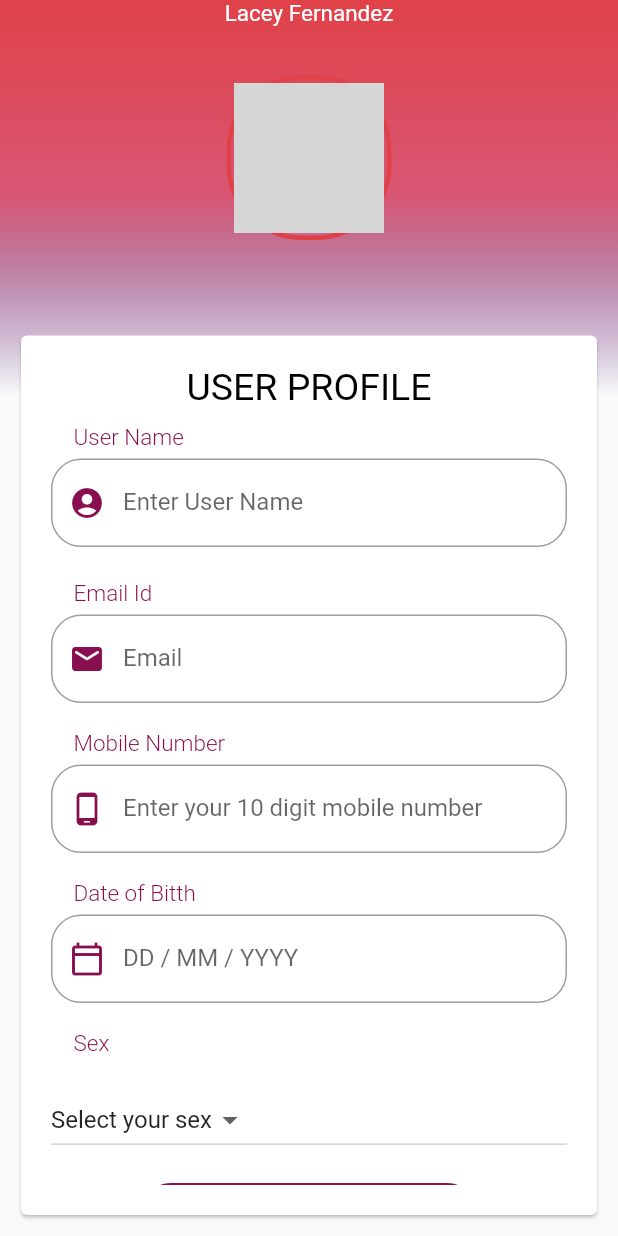
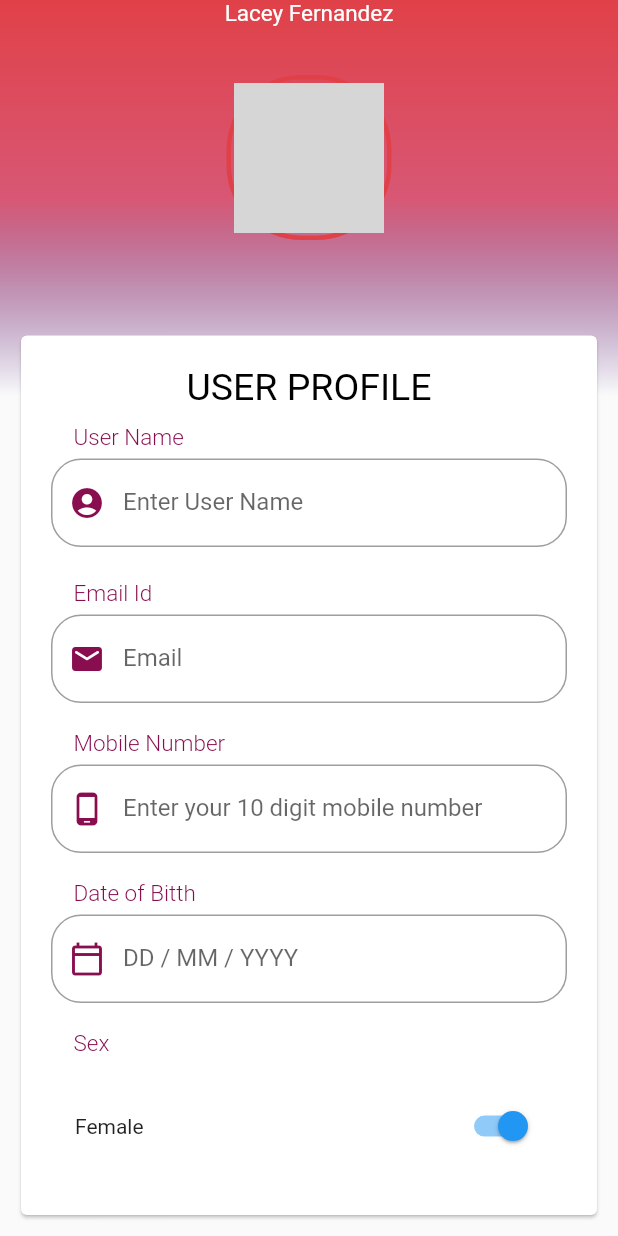
Before and after one commit to ANGIEDELRIO/EXAM-PARCIAL, a Flutter app: the screen it shows after launch, on a phone screen of 412 x 824 dp. Run offline on Flutter 3.47's test engine with Material 2 defaults, Android fonts, the phone set to English and light mode, and no system bars; network calls fail; project files that could hold a hidden picture were left out; grey boxes are pictures that could not be loaded.

Commit message:
secund commit

```diff
--- a/lib/pages/formulario.dart
+++ b/lib/pages/formulario.dart
@@ -64,7 +64,8 @@ class _FormularioPage extends State<FormularioPage> {
                       SizedBox(height: 18),
                       Header(title: 'Sex'),
                       SizedBox(height: 18),
-                      ComboBoxSexo(),
+                      switchFemale(),
+                      switchMale(),
                       SizedBox(height: 18),
                       Boton1(texto1: 'SAVE'),
                     ],
@@ -102,50 +103,30 @@ class Boton1 extends StatelessWidget {
   }
 }
 
-class ComboBoxSexo extends StatefulWidget {
-  @override
-  _ComboBoxSexoState createState() => _ComboBoxSexoState();
+Widget switchFemale() {
+  return SwitchListTile(
+    value: true,
+    title: Text(
+      'Female',
+      style: TextStyle(
+        fontSize: 14,
+      ),
+    ),
+    onChanged: (val) {},
+  );
 }
 
-class _ComboBoxSexoState extends State<ComboBoxSexo> {
-  List<String> _sexo = [
-    'Select your sex',
-    'Female',
-    'Male',
-  ];
-  String _actual = 'Select your sex';
-  @override
-  Widget build(BuildContext context) {
-    return Column(
-      children: [
-        Row(
-          children: [
-            Expanded(
-              child: DropdownButton(
-                value: _actual,
-                items: getItems(),
-                onChanged: (option) {
-                  setState(() {});
-                  _actual = option;
-                },
-              ),
-            ),
-          ],
-        ),
-      ],
-    );
-  }
-
-  List<DropdownMenuItem<String>> getItems() {
-    List<DropdownMenuItem<String>> options = List();
-    _sexo
-        .map((prueba1) => options.add(DropdownMenuItem(
-              child: Text(prueba1),
-              value: prueba1,
-            )))
-        .toString();
-    return options;
-  }
+Widget switchMale() {
+  return SwitchListTile(
+    value: true,
+    title: Text(
+      'Male',
+      style: TextStyle(
+        fontSize: 14,
+      ),
+    ),
+    onChanged: (val) {},
+  );
 }
 
 class CajaFecha extends StatefulWidget {
```
